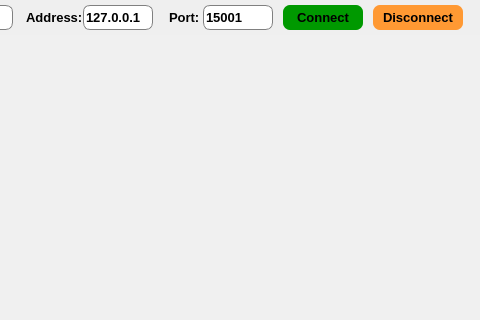
Above: mainwindow.ui from Yezhkova/TcpClient before the change; both pictures show x 177 to 657 and y 0 to 320 of the 657 by 576 pixel window. Below: the same form after it.
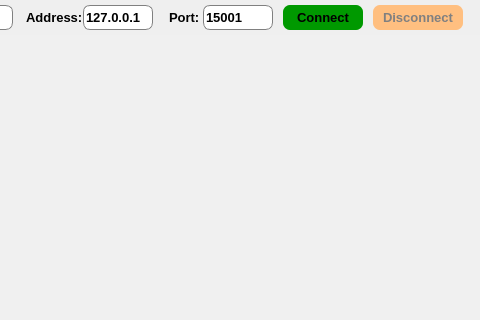
That is the form after the change.

Patch:
```diff
--- a/mainwindow.ui
+++ b/mainwindow.ui
@@ -275,6 +275,9 @@
     </property>
    </widget>
    <widget class="QPushButton" name="disconnectButton">
+    <property name="enabled">
+     <bool>false</bool>
+    </property>
     <property name="geometry">
      <rect>
       <x>550</x>
@@ -290,9 +293,19 @@
      </font>
     </property>
     <property name="styleSheet">
-     <string notr="true">background-color:  #ff9933;
-color: black;
-border-radius: 7px;</string>
+     <string notr="true">QPushButton
+{
+	background-color:  #ff9933;
+	color: black;
+	border-radius: 7px;
+}
+
+QPushButton:disabled
+{
+  background-color:#ffbf80;
+  border-radius: 7px;
+  color: grey;
+}</string>
     </property>
     <property name="text">
      <string>Disсonnect</string>
```
Left out of the diff: 3 changed lines with no effect on the pictures.
